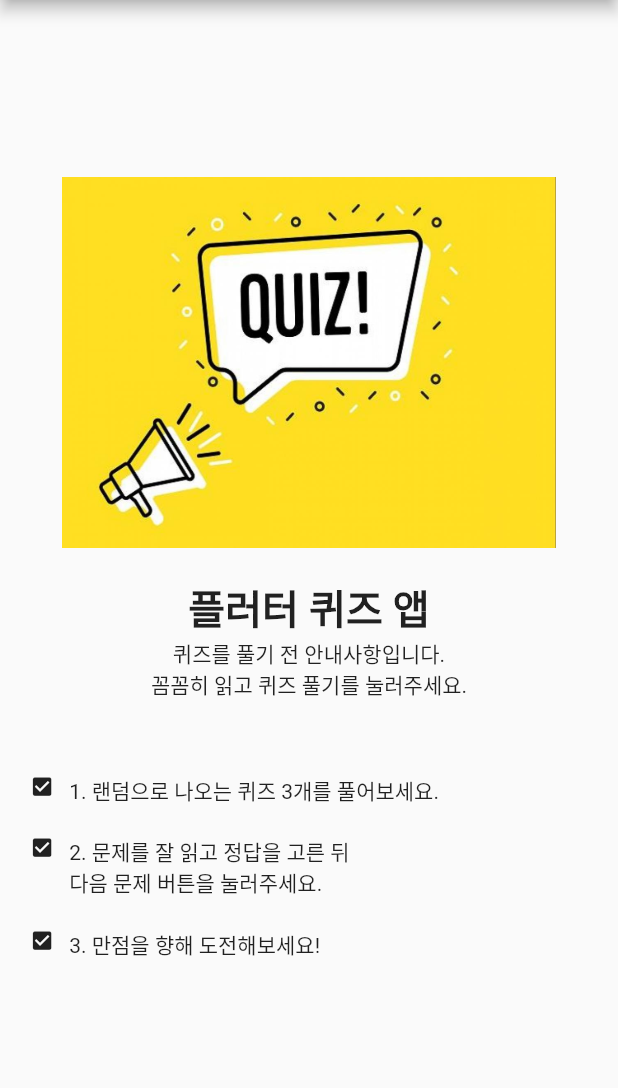
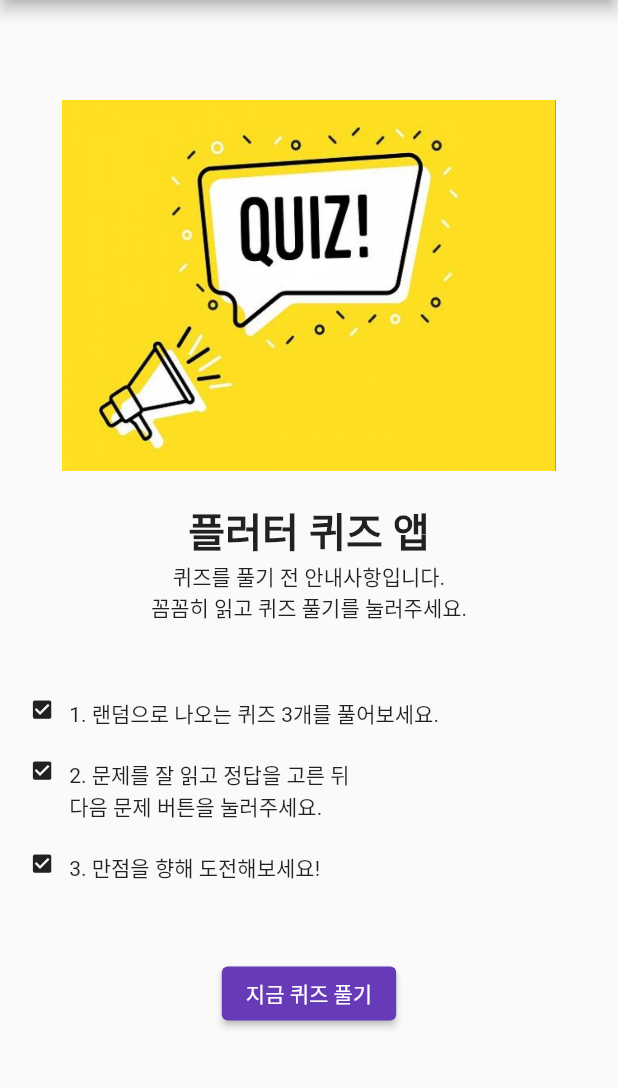
Before and after one commit to kimgeuntae/flutter_quiz_app, a Flutter app: the screen it shows after launch, on a phone screen of 412 x 824 dp, the part 84-1172 px from its top. Run offline on Flutter 3.47's test engine with Material 2 defaults, Android fonts, the phone set to English and light mode, and no system bars.

Commit message:
Add: 퀴즈 풀기 버튼 추가

```diff
--- a/lib/screen/home_screen.dart
+++ b/lib/screen/home_screen.dart
@@ -48,6 +48,29 @@ class _HomeScreenState extends State<HomeScreen> {
             _buildStep(width, '1. 랜덤으로 나오는 퀴즈 3개를 풀어보세요.'),
             _buildStep(width, '2. 문제를 잘 읽고 정답을 고른 뒤\n다음 문제 버튼을 눌러주세요.'),
             _buildStep(width, '3. 만점을 향해 도전해보세요!'),
+            Padding(padding: EdgeInsets.all(width * 0.048)),
+            Container(
+              padding: EdgeInsets.only(bottom: width * 0.036),
+              child: Center(
+                child: ButtonTheme(
+                  minWidth: width * 0.8,
+                  height: height * 0.05,
+                  shape: RoundedRectangleBorder(
+                    borderRadius: BorderRadius.circular(10),
+                  ),
+                  child: ElevatedButton(
+                    onPressed: () {},
+                    style: ElevatedButton.styleFrom(
+                      backgroundColor: Colors.deepPurple,
+                    ),
+                    child: Text(
+                      '지금 퀴즈 풀기',
+                      style: TextStyle(color: Colors.white),
+                    ),
+                  ),
+                ),
+              ),
+            )
           ],
         ),
       ),
```
